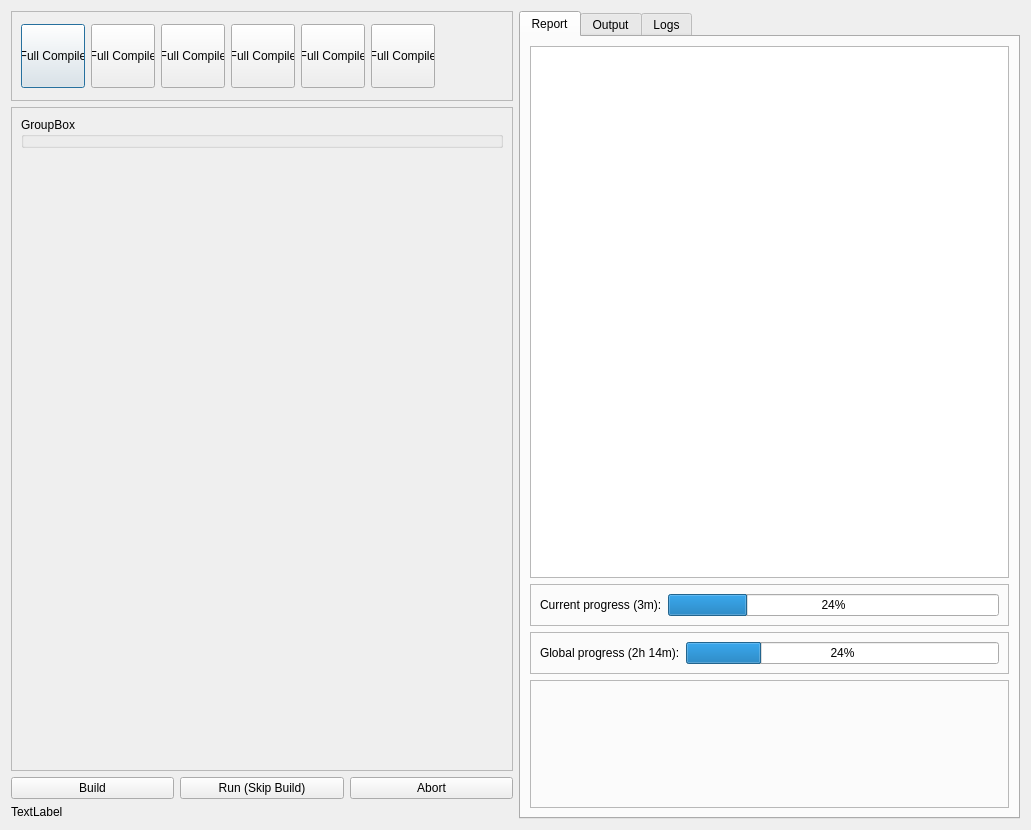
Old version of the form src/forms/mapbuilder/main.ui in the repository dertwist/Hammer5Tools.
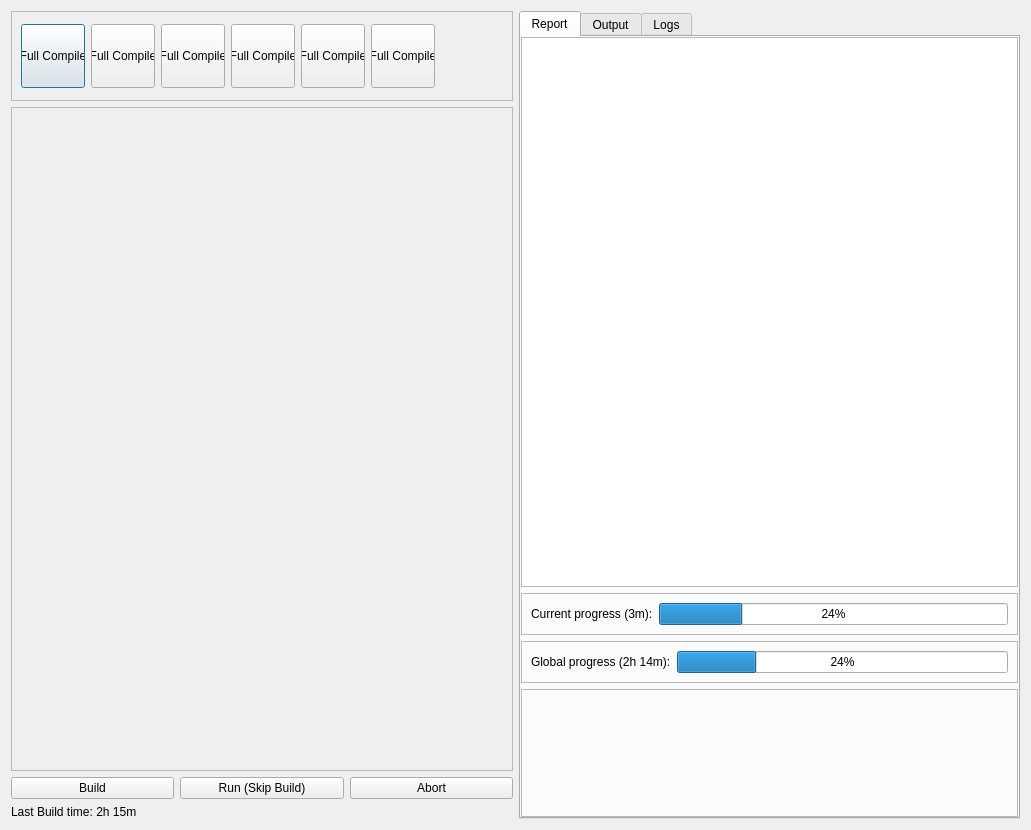
New version of the form. Icons and pictures are not drawn.

```diff
--- a/src/forms/mapbuilder/main.ui
+++ b/src/forms/mapbuilder/main.ui
@@ -364,13 +364,17 @@
          </rect>
         </property>
         <layout class="QVBoxLayout" name="verticalLayout">
+         <property name="leftMargin">
+          <number>0</number>
+         </property>
+         <property name="topMargin">
+          <number>0</number>
+         </property>
+         <property name="rightMargin">
+          <number>0</number>
+         </property>
          <item>
-          <widget class="QGroupBox" name="groupBox">
-           <property name="title">
-            <string>GroupBox</string>
-           </property>
-          </widget>
-         </item>
+          <layout class="QVBoxLayout" name="build_settings_content">
          <item>
           <spacer name="verticalSpacer">
            <property name="orientation">
@@ -379,12 +383,14 @@
            <property name="sizeHint" stdset="0">
             <size>
              <width>20</width>
-             <height>615</height>
+               <height>40</height>
             </size>
            </property>
           </spacer>
          </item>
         </layout>
+         </item>
+        </layout>
        </widget>
       </widget>
      </item>
@@ -416,7 +422,7 @@
      <item>
       <widget class="QLabel" name="last_build_stats_label">
        <property name="text">
-        <string>TextLabel</string>
+        <string>Last Build time: 2h 15m</string>
        </property>
       </widget>
      </item>
@@ -434,6 +440,18 @@
          <string>Report</string>
         </attribute>
         <layout class="QVBoxLayout" name="verticalLayout_5">
+         <property name="leftMargin">
+          <number>0</number>
+         </property>
+         <property name="topMargin">
+          <number>0</number>
+         </property>
+         <property name="rightMargin">
+          <number>0</number>
+         </property>
+         <property name="bottomMargin">
+          <number>0</number>
+         </property>
          <item>
           <widget class="QListWidget" name="report_widget"/>
          </item>
```
Left out of the diff: 27 changed lines with no effect on the pictures. Lines whose indentation alone changed are shown as unchanged.
